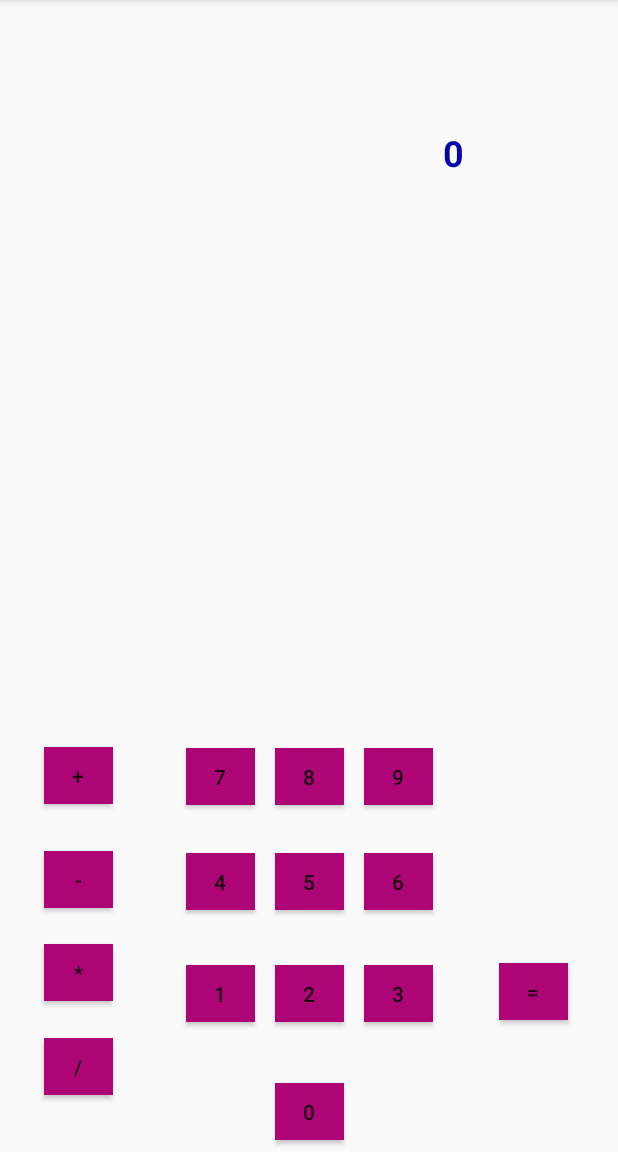
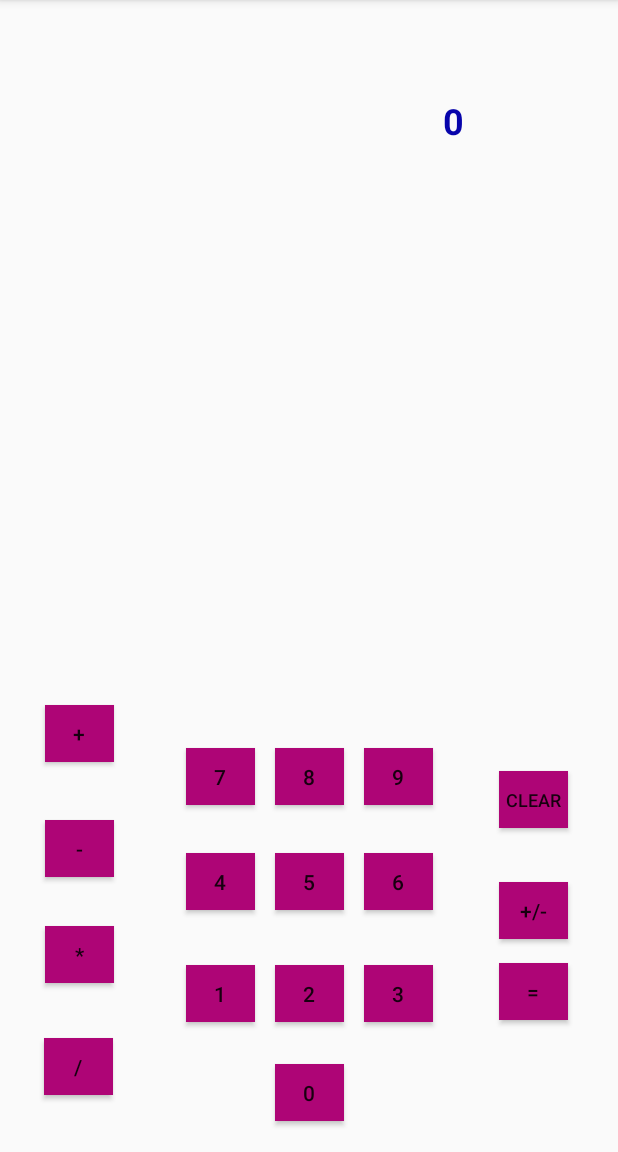
Before and after one commit to wfh111/SimpleCalculator, an Android app: the screen it shows after launch (MainActivity), on a phone screen of 412 x 824 dp, the part 84-1236 px from its top. Run offline under Robolectric (Android 15) with nearby library versions, the phone set to English and light mode, and no system bars.

Commit message:
Basic functionality without decimal numbers.

```diff
--- a/app/src/main/res/layout/activity_main.xml
+++ b/app/src/main/res/layout/activity_main.xml
@@ -15,7 +15,7 @@
         android:layout_marginEnd="8dp"
         android:layout_marginBottom="8dp"
         android:background="@color/purple"
-        android:onClick="setOperand"
+        android:onClick="displayResult"
         android:text="@string/equal"
         app:layout_constraintBottom_toBottomOf="parent"
         app:layout_constraintEnd_toEndOf="parent"
@@ -23,6 +23,43 @@
         app:layout_constraintStart_toStartOf="parent"
         app:layout_constraintTop_toTopOf="parent"
         app:layout_constraintVertical_bias="0.888" />
+
+    <Button
+        android:id="@+id/posNegButton"
+        android:layout_width="46dp"
+        android:layout_height="38dp"
+        android:layout_marginStart="8dp"
+        android:layout_marginTop="8dp"
+        android:layout_marginEnd="8dp"
+        android:layout_marginBottom="16dp"
+        android:background="@color/purple"
+        android:onClick="changeSign"
+        android:text="@string/pos_neg"
+        app:layout_constraintBottom_toTopOf="@+id/equalButton"
+        app:layout_constraintEnd_toEndOf="parent"
+        app:layout_constraintHorizontal_bias="0.928"
+        app:layout_constraintStart_toStartOf="parent"
+        app:layout_constraintTop_toTopOf="parent"
+        app:layout_constraintVertical_bias="1.0" />
+
+    <Button
+        android:id="@+id/clearButton"
+        android:layout_width="46dp"
+        android:layout_height="38dp"
+        android:layout_marginStart="8dp"
+        android:layout_marginTop="8dp"
+        android:layout_marginEnd="8dp"
+        android:layout_marginBottom="16dp"
+        android:background="@color/purple"
+        android:onClick="clearPressed"
+        android:text="@string/clear"
+        android:textSize="12sp"
+        app:layout_constraintBottom_toTopOf="@+id/equalButton"
+        app:layout_constraintEnd_toEndOf="parent"
+        app:layout_constraintHorizontal_bias="0.928"
+        app:layout_constraintStart_toStartOf="parent"
+        app:layout_constraintTop_toTopOf="parent"
+        app:layout_constraintVertical_bias="0.872" />
 
     <Button
         android:id="@+id/multiplyButton"
@@ -37,10 +74,10 @@
         android:text="@string/multiplication"
         app:layout_constraintBottom_toBottomOf="parent"
         app:layout_constraintEnd_toEndOf="parent"
-        app:layout_constraintHorizontal_bias="0.06"
+        app:layout_constraintHorizontal_bias="0.062"
         app:layout_constraintStart_toStartOf="parent"
         app:layout_constraintTop_toTopOf="parent"
-        app:layout_constraintVertical_bias="0.87" />
+        app:layout_constraintVertical_bias="0.853" />
 
     <Button
         android:id="@+id/divideButton"
@@ -73,10 +110,10 @@
         android:text="@string/addition"
         app:layout_constraintBottom_toBottomOf="parent"
         app:layout_constraintEnd_toEndOf="parent"
-        app:layout_constraintHorizontal_bias="0.06"
+        app:layout_constraintHorizontal_bias="0.062"
         app:layout_constraintStart_toStartOf="parent"
         app:layout_constraintTop_toTopOf="parent"
-        app:layout_constraintVertical_bias="0.686" />
+        app:layout_constraintVertical_bias="0.647" />
 
     <Button
         android:id="@+id/subtractButton"
@@ -91,10 +128,10 @@
         android:text="@string/subtraction"
         app:layout_constraintBottom_toBottomOf="parent"
         app:layout_constraintEnd_toEndOf="parent"
-        app:layout_constraintHorizontal_bias="0.06"
+        app:layout_constraintHorizontal_bias="0.062"
         app:layout_constraintStart_toStartOf="parent"
         app:layout_constraintTop_toTopOf="parent"
-        app:layout_constraintVertical_bias="0.783" />
+        app:layout_constraintVertical_bias="0.754" />
 
     <Button
         android:id="@+id/fourButton"
@@ -207,17 +244,17 @@
         android:layout_width="46dp"
         android:layout_height="38dp"
         android:layout_marginStart="8dp"
-        android:layout_marginTop="8dp"
+        android:layout_marginTop="16dp"
         android:layout_marginEnd="8dp"
         android:layout_marginBottom="8dp"
         android:background="@color/purple"
+        android:onClick="addValue"
         android:text="@string/_0"
-        android:onClick="addValue"
         app:layout_constraintBottom_toBottomOf="parent"
         app:layout_constraintEnd_toEndOf="parent"
         app:layout_constraintStart_toStartOf="parent"
         app:layout_constraintTop_toTopOf="parent"
-        app:layout_constraintVertical_bias="1.0" />
+        app:layout_constraintVertical_bias="0.982" />
 
     <Button
         android:id="@+id/eightButton"
@@ -277,7 +314,7 @@
         android:layout_width="206dp"
         android:layout_height="34dp"
         android:layout_marginStart="8dp"
-        android:layout_marginTop="8dp"
+        android:layout_marginTop="16dp"
         android:layout_marginEnd="8dp"
         android:layout_marginBottom="8dp"
         android:text="@string/_0"
@@ -290,6 +327,7 @@
         app:layout_constraintEnd_toEndOf="parent"
         app:layout_constraintStart_toStartOf="parent"
         app:layout_constraintTop_toTopOf="parent"
-        app:layout_constraintVertical_bias="0.108" />
+        app:layout_constraintVertical_bias="0.068"
+        tools:background="#4a4a4b" />
 
 </android.support.constraint.ConstraintLayout>
--- a/app/src/main/res/values/strings.xml
+++ b/app/src/main/res/values/strings.xml
@@ -15,4 +15,6 @@
     <string name="multiplication">*</string>
     <string name="division">/</string>
     <string name="equal">=</string>
+    <string name="pos_neg">+/-</string>
+    <string name="clear">clear</string>
 </resources>
```
Also changed, not shown: app/src/main/java/scription/simplecalculator/MainActivity.java (+90 -18 lines).
